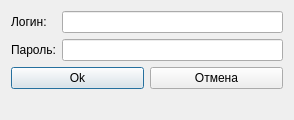
Old version of the form view/LoginDialog.ui in the repository AnyaIliyina/geo.
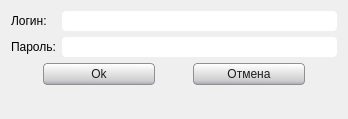
New version of the form.

```diff
--- a/view/LoginDialog.ui
+++ b/view/LoginDialog.ui
@@ -6,13 +6,29 @@
    <rect>
     <x>0</x>
     <y>0</y>
-    <width>294</width>
-    <height>120</height>
+    <width>348</width>
+    <height>119</height>
    </rect>
   </property>
+  <property name="font">
+   <font>
+    <pointsize>9</pointsize>
+   </font>
+  </property>
   <property name="windowTitle">
    <string>Dialog</string>
   </property>
+  <property name="styleSheet">
+   <string notr="true">QLineEdit{
+border-radius:4;
+border-width:1px;
+max-height:20px;
+min-height:20px;
+
+}
+
+</string>
+  </property>
   <layout class="QGridLayout" name="gridLayout">
    <item row="1" column="0">
     <widget class="QLabel" name="lblResult">
@@ -63,6 +79,24 @@
       <layout class="QHBoxLayout" name="horizontalLayout_2">
        <item>
         <widget class="QPushButton" name="btn_login">
+         <property name="styleSheet">
+          <string notr="true">QPushButton{
+background-color:qlineargradient(spread:reflect, x1:0.0225989, y1:0.023, x2:0, y2:1, stop:0 rgba(255, 255, 255, 255), stop:0.813559 rgba(204, 204, 204, 255), stop:1 rgba(162, 162, 184, 255));
+font: 9pt ;
+	border-color: rgb(144, 144, 144);
+	
+	color: rgb(30, 30, 30);
+border-width: 1px;
+border-radius:4;
+border-style:solid;
+
+min-width:110px;
+max-width:110px;
+min-height:20px;
+max-height:20px;
+}
+</string>
+         </property>
          <property name="text">
           <string>Ok</string>
          </property>
@@ -70,6 +104,24 @@
        </item>
        <item>
         <widget class="QPushButton" name="btn_exit">
+         <property name="styleSheet">
+          <string notr="true">QPushButton{
+background-color:qlineargradient(spread:reflect, x1:0.0225989, y1:0.023, x2:0, y2:1, stop:0 rgba(255, 255, 255, 255), stop:0.813559 rgba(204, 204, 204, 255), stop:1 rgba(162, 162, 184, 255));
+font: 9pt ;
+	border-color: rgb(144, 144, 144);
+	
+	color: rgb(30, 30, 30);
+border-width: 1px;
+border-radius:4;
+border-style:solid;
+
+min-width:110px;
+max-width:110px;
+min-height:20px;
+max-height:20px;
+}
+</string>
+         </property>
          <property name="text">
           <string>Отмена</string>
          </property>
```
